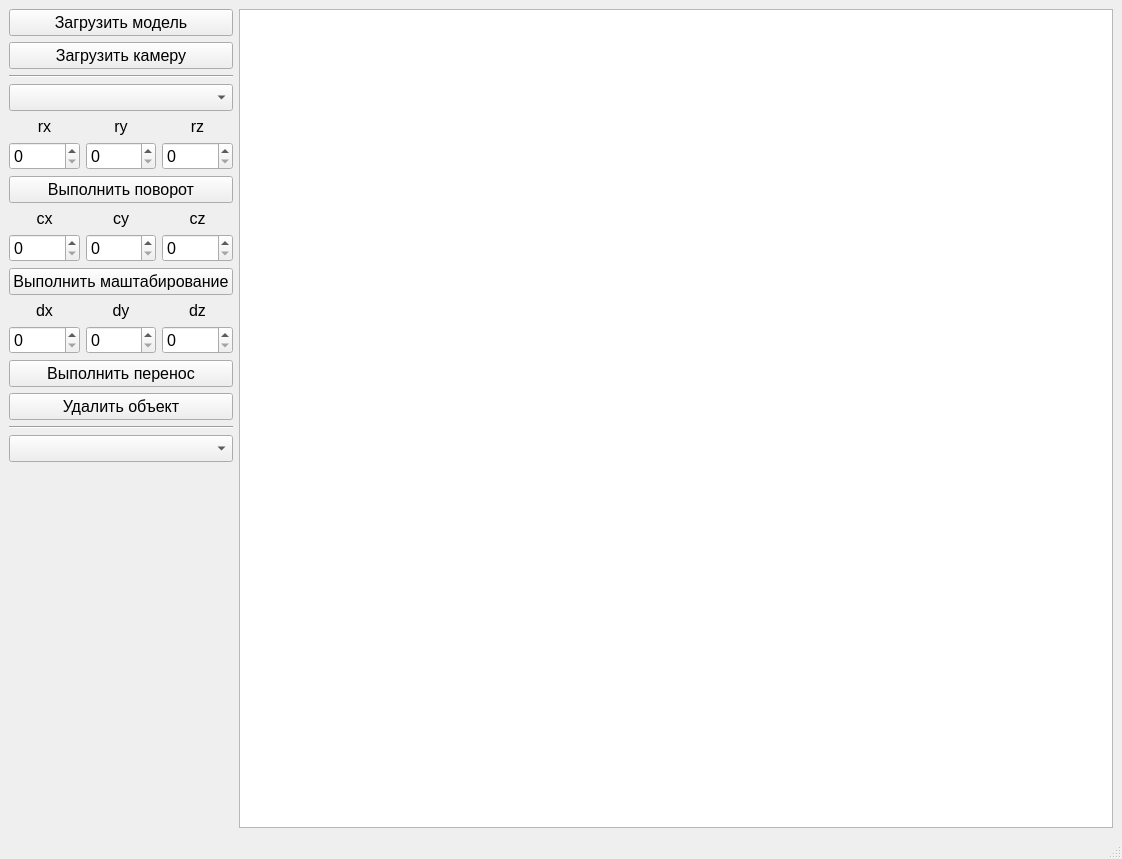
Before: the Qt Designer form lab_03/lab_03/qt_files/mainwindow.ui in LoaDeadd81/BMSTU-OOP, drawn with Qt 5.
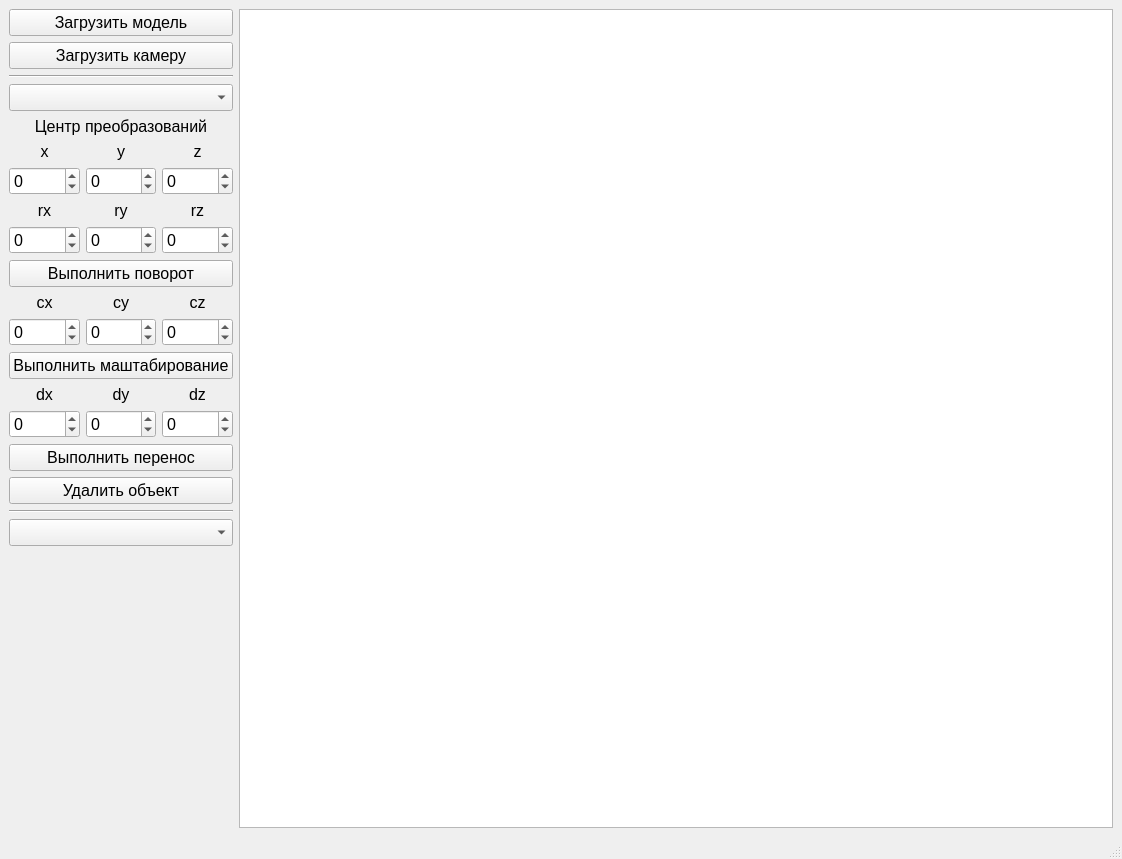
After: the same form once the commit is applied.

```diff
--- a/lab_03/lab_03/qt_files/mainwindow.ui
+++ b/lab_03/lab_03/qt_files/mainwindow.ui
@@ -57,6 +57,115 @@
         </property>
        </widget>
       </item>
+      <item>
+       <layout class="QGridLayout" name="ScaleGridLay_2" rowstretch="0,0,0">
+        <item row="2" column="1">
+         <widget class="QSpinBox" name="ySpinBox">
+          <property name="font">
+           <font>
+            <pointsize>12</pointsize>
+           </font>
+          </property>
+          <property name="minimum">
+           <number>-9999</number>
+          </property>
+          <property name="maximum">
+           <number>9999</number>
+          </property>
+         </widget>
+        </item>
+        <item row="2" column="0">
+         <widget class="QSpinBox" name="xSpinBox">
+          <property name="font">
+           <font>
+            <pointsize>12</pointsize>
+           </font>
+          </property>
+          <property name="minimum">
+           <number>-9999</number>
+          </property>
+          <property name="maximum">
+           <number>9999</number>
+          </property>
+         </widget>
+        </item>
+        <item row="1" column="1">
+         <widget class="QLabel" name="label_11">
+          <property name="font">
+           <font>
+            <pointsize>12</pointsize>
+           </font>
+          </property>
+          <property name="text">
+           <string>y</string>
+          </property>
+          <property name="alignment">
+           <set>Qt::AlignCenter</set>
+          </property>
+         </widget>
+        </item>
+        <item row="1" column="2">
+         <widget class="QLabel" name="label_12">
+          <property name="font">
+           <font>
+            <pointsize>12</pointsize>
+           </font>
+          </property>
+          <property name="text">
+           <string>z</string>
+          </property>
+          <property name="alignment">
+           <set>Qt::AlignCenter</set>
+          </property>
+         </widget>
+        </item>
+        <item row="1" column="0">
+         <widget class="QLabel" name="label_13">
+          <property name="font">
+           <font>
+            <pointsize>12</pointsize>
+           </font>
+          </property>
+          <property name="text">
+           <string>x</string>
+          </property>
+          <property name="alignment">
+           <set>Qt::AlignCenter</set>
+          </property>
+         </widget>
+        </item>
+        <item row="0" column="0" colspan="3">
+         <widget class="QLabel" name="label">
+          <property name="font">
+           <font>
+            <pointsize>12</pointsize>
+           </font>
+          </property>
+          <property name="text">
+           <string>Центр преобразований</string>
+          </property>
+          <property name="alignment">
+           <set>Qt::AlignCenter</set>
+          </property>
+         </widget>
+        </item>
+        <item row="2" column="2">
+         <widget class="QSpinBox" name="zSpinBox">
+          <property name="font">
+           <font>
+            <pointsize>12</pointsize>
+           </font>
+          </property>
+          <property name="minimum">
+           <number>-9999</number>
+          </property>
+          <property name="maximum">
+           <number>9999</number>
+          </property>
+         </widget>
+        </item>
+       </layout>
+      </item>
       <item>
        <layout class="QGridLayout" name="RotateGridLay" rowstretch="0,0,0">
         <item row="1" column="0">
@@ -66,6 +175,9 @@
             <pointsize>12</pointsize>
            </font>
           </property>
+          <property name="minimum">
+           <number>-360</number>
+          </property>
          </widget>
         </item>
         <item row="1" column="2">
@@ -75,6 +187,9 @@
             <pointsize>12</pointsize>
            </font>
           </property>
+          <property name="minimum">
+           <number>-360</number>
+          </property>
          </widget>
         </item>
         <item row="0" column="1">
@@ -99,6 +214,9 @@
             <pointsize>12</pointsize>
            </font>
           </property>
+          <property name="minimum">
+           <number>-360</number>
+          </property>
          </widget>
         </item>
         <item row="0" column="2">
@@ -154,6 +272,15 @@
             <pointsize>12</pointsize>
            </font>
           </property>
+          <property name="minimum">
+           <number>-9999</number>
+          </property>
+          <property name="maximum">
+           <number>9999</number>
+          </property>
+          <property name="value">
+           <number>0</number>
+          </property>
          </widget>
         </item>
         <item row="1" column="2">
@@ -163,6 +290,12 @@
             <pointsize>12</pointsize>
            </font>
           </property>
+          <property name="minimum">
+           <number>-9999</number>
+          </property>
+          <property name="maximum">
+           <number>9999</number>
+          </property>
          </widget>
         </item>
         <item row="0" column="1">
@@ -187,6 +320,12 @@
             <pointsize>12</pointsize>
            </font>
           </property>
+          <property name="minimum">
+           <number>-9999</number>
+          </property>
+          <property name="maximum">
+           <number>9999</number>
+          </property>
          </widget>
         </item>
         <item row="0" column="2">
@@ -242,6 +381,12 @@
             <pointsize>12</pointsize>
            </font>
           </property>
+          <property name="minimum">
+           <number>-9999</number>
+          </property>
+          <property name="maximum">
+           <number>9999</number>
+          </property>
          </widget>
         </item>
         <item row="1" column="2">
@@ -251,6 +396,12 @@
             <pointsize>12</pointsize>
            </font>
           </property>
+          <property name="minimum">
+           <number>-9999</number>
+          </property>
+          <property name="maximum">
+           <number>9999</number>
+          </property>
          </widget>
         </item>
         <item row="0" column="1">
@@ -275,6 +426,12 @@
             <pointsize>12</pointsize>
            </font>
           </property>
+          <property name="minimum">
+           <number>-9999</number>
+          </property>
+          <property name="maximum">
+           <number>9999</number>
+          </property>
          </widget>
         </item>
         <item row="0" column="2">
```
Left out of the diff: 2 changed lines with no effect on the pictures.
